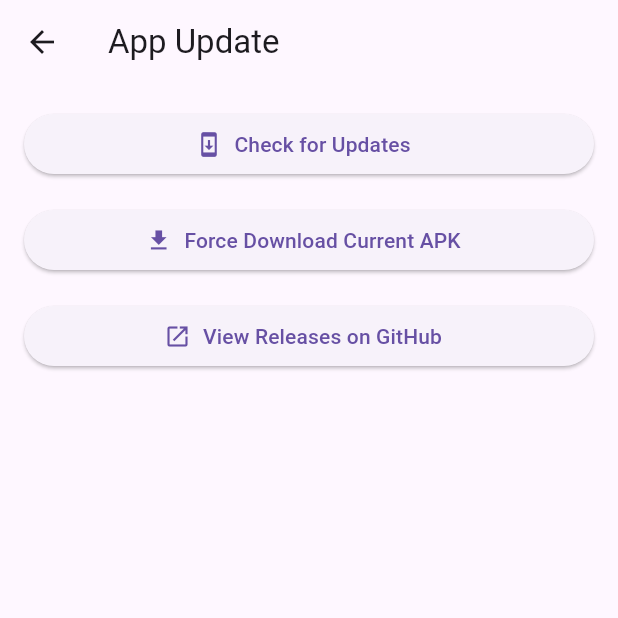
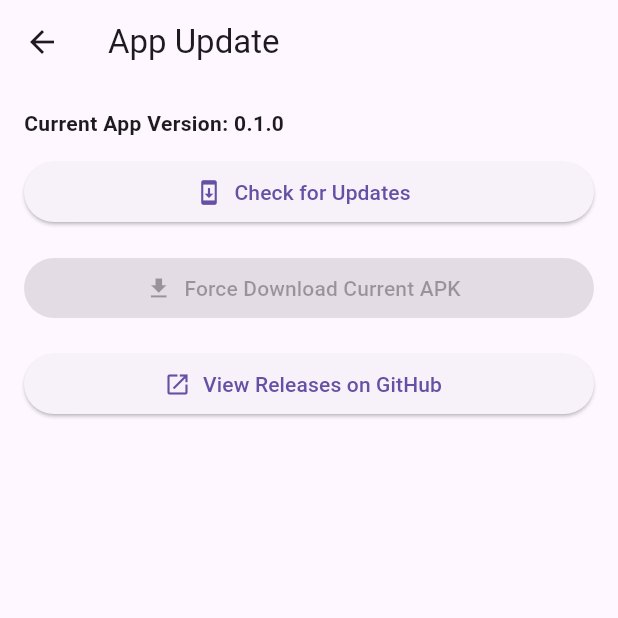
Before and after one commit to WoofahRayetCode/grocery_guardian, a Flutter app: the UpdateScreen screen opened by its route, on a phone screen of 412 x 824 dp, the top half of it. Run offline on Flutter 3.47's test engine with Material 3 defaults, Android fonts, the light colour scheme and no system bars; our stand-ins replace package_info_plus, shared_preferences; missing offline and left inert: android_intent_plus; accounts and stored records are empty.

Commit message:
Display current app version on update screen
Added package_info_plus to fetch and display the current app version in the update screen. The 'Force Download Current APK' button is now disabled if no APK URL is available.

```diff
--- a/lib/main.dart
+++ b/lib/main.dart
@@ -7,6 +7,7 @@ import 'package:url_launcher/url_launcher.dart';
 import 'package:android_intent_plus/android_intent.dart';
 import 'package:shared_preferences/shared_preferences.dart';
 import 'package:flutter/foundation.dart'; // Add this import at the top if not present
+import 'package:package_info_plus/package_info_plus.dart'; // Add this import at the top
 
 void main() {
   runApp(const MainApp());
@@ -1217,6 +1218,20 @@ class _UpdateScreenState extends State<UpdateScreen> {
   String? _releaseNotes;
   String? _apkUrl;
   String? _error;
+  String? _appVersion; // Add this field
+
+  @override
+  void initState() {
+    super.initState();
+    _loadAppVersion();
+  }
+
+  Future<void> _loadAppVersion() async {
+    final info = await PackageInfo.fromPlatform();
+    setState(() {
+      _appVersion = info.version;
+    });
+  }
 
   Future<void> _checkForUpdate() async {
     setState(() {
@@ -1283,6 +1298,14 @@ class _UpdateScreenState extends State<UpdateScreen> {
         child: Column(
           crossAxisAlignment: CrossAxisAlignment.stretch,
           children: [
+            if (_appVersion != null)
+              Padding(
+                padding: const EdgeInsets.only(bottom: 12.0),
+                child: Text(
+                  'Current App Version: $_appVersion',
+                  style: const TextStyle(fontWeight: FontWeight.bold),
+                ),
+              ),
             ElevatedButton.icon(
               icon: const Icon(Icons.system_update),
               label: const Text('Check for Updates'),
@@ -1292,7 +1315,7 @@ class _UpdateScreenState extends State<UpdateScreen> {
             ElevatedButton.icon(
               icon: const Icon(Icons.download),
               label: const Text('Force Download Current APK'),
-              onPressed: _loading ? null : _forceDownloadApk,
+              onPressed: (_loading || _apkUrl == null) ? null : _forceDownloadApk, // Disabled if no APK
             ),
             const SizedBox(height: 16),
             ElevatedButton.icon(
```
